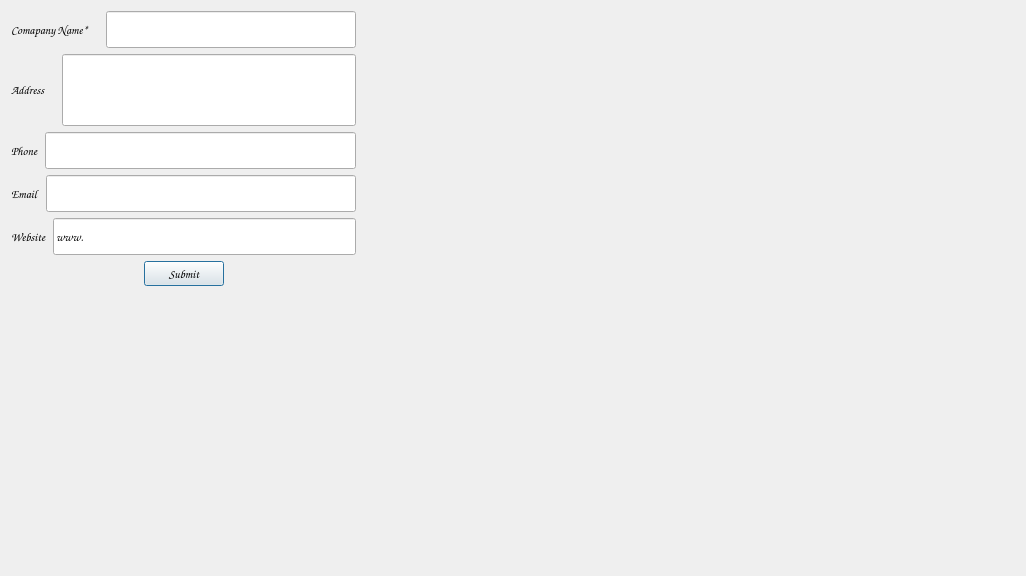
Old version of the form comapnyinfo.ui in the repository sunny1304/zues_inventory_management.
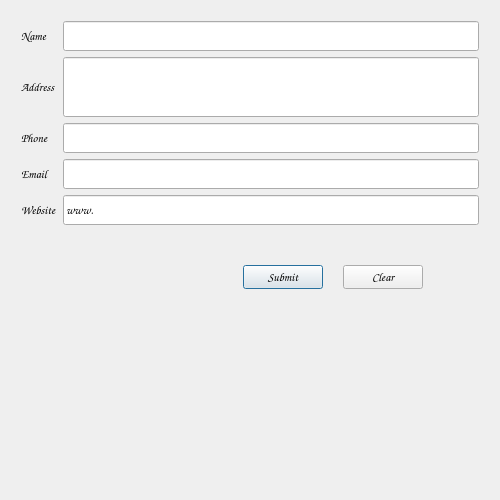
New version of the form.

Commit message: updated the company and vendor form

```diff
--- a/comapnyinfo.ui
+++ b/comapnyinfo.ui
@@ -6,8 +6,8 @@
    <rect>
     <x>0</x>
     <y>0</y>
-    <width>1026</width>
-    <height>576</height>
+    <width>500</width>
+    <height>500</height>
    </rect>
   </property>
   <property name="font">
@@ -25,173 +25,132 @@
   <property name="modal">
    <bool>false</bool>
   </property>
+  <layout class="QVBoxLayout" name="verticalLayout">
+   <item>
   <layout class="QFormLayout" name="formLayout">
+     <property name="leftMargin">
+      <number>10</number>
+     </property>
+     <property name="topMargin">
+      <number>10</number>
+     </property>
+     <property name="rightMargin">
+      <number>10</number>
+     </property>
+     <property name="bottomMargin">
+      <number>0</number>
+     </property>
    <item row="0" column="0">
-    <layout class="QVBoxLayout" name="verticalLayout">
-     <item>
-      <layout class="QHBoxLayout" name="horizontalLayout">
-       <item>
         <widget class="QLabel" name="company_name_label">
-         <property name="font">
-          <font>
-           <family>Comic Sans MS</family>
-           <pointsize>9</pointsize>
-          </font>
-         </property>
-         <property name="text">
-          <string>Comapany Name*</string>
-         </property>
-        </widget>
-       </item>
-       <item>
-        <spacer name="horizontalSpacer">
-         <property name="orientation">
-          <enum>Qt::Horizontal</enum>
-         </property>
-         <property name="sizeType">
-          <enum>QSizePolicy::Minimum</enum>
-         </property>
-         <property name="sizeHint" stdset="0">
+       <property name="minimumSize">
           <size>
-           <width>10</width>
-           <height>10</height>
-          </size>
-         </property>
-        </spacer>
-       </item>
-       <item>
+         <width>0</width>
+         <height>30</height>
+        </size>
+       </property>
+       <property name="text">
+        <string>Name</string>
+       </property>
+      </widget>
+     </item>
+     <item row="0" column="1">
         <widget class="QLineEdit" name="company_name">
          <property name="minimumSize">
           <size>
-           <width>250</width>
-           <height>37</height>
+         <width>0</width>
+         <height>30</height>
           </size>
          </property>
         </widget>
        </item>
-      </layout>
-     </item>
-     <item>
-      <layout class="QHBoxLayout" name="horizontalLayout_2">
-       <item>
+     <item row="1" column="0">
         <widget class="QLabel" name="company_address_label">
-         <property name="font">
-          <font>
-           <family>Comic Sans MS</family>
-           <pointsize>9</pointsize>
-           <weight>50</weight>
-           <bold>false</bold>
-           <stylestrategy>PreferAntialias</stylestrategy>
-          </font>
+       <property name="minimumSize">
+        <size>
+         <width>0</width>
+         <height>60</height>
+        </size>
          </property>
          <property name="text">
           <string>Address</string>
          </property>
         </widget>
        </item>
-       <item>
-        <spacer name="horizontalSpacer_2">
-         <property name="orientation">
-          <enum>Qt::Horizontal</enum>
-         </property>
-         <property name="sizeType">
-          <enum>QSizePolicy::Minimum</enum>
-         </property>
-         <property name="sizeHint" stdset="0">
-          <size>
-           <width>10</width>
-           <height>10</height>
-          </size>
-         </property>
-        </spacer>
-       </item>
-       <item>
+     <item row="1" column="1">
         <widget class="QLineEdit" name="company_address">
          <property name="minimumSize">
           <size>
-           <width>250</width>
-           <height>72</height>
+         <width>0</width>
+         <height>60</height>
           </size>
          </property>
         </widget>
        </item>
-      </layout>
-     </item>
-     <item>
-      <layout class="QHBoxLayout" name="horizontalLayout_3">
-       <item>
+     <item row="2" column="0">
         <widget class="QLabel" name="company_phone_label">
-         <property name="font">
-          <font>
-           <family>Comic Sans MS</family>
-           <pointsize>9</pointsize>
-          </font>
+       <property name="minimumSize">
+        <size>
+         <width>0</width>
+         <height>30</height>
+        </size>
          </property>
          <property name="text">
           <string>Phone</string>
          </property>
         </widget>
        </item>
-       <item>
+     <item row="2" column="1">
         <widget class="QLineEdit" name="company_phone">
          <property name="minimumSize">
           <size>
-           <width>250</width>
-           <height>37</height>
+         <width>0</width>
+         <height>30</height>
           </size>
          </property>
         </widget>
        </item>
-      </layout>
-     </item>
-     <item>
-      <layout class="QHBoxLayout" name="horizontalLayout_4">
-       <item>
+     <item row="3" column="0">
         <widget class="QLabel" name="company_email_label">
-         <property name="font">
-          <font>
-           <family>Comic Sans MS</family>
-           <pointsize>9</pointsize>
-          </font>
+       <property name="minimumSize">
+        <size>
+         <width>0</width>
+         <height>30</height>
+        </size>
          </property>
          <property name="text">
           <string>Email</string>
          </property>
         </widget>
        </item>
-       <item>
+     <item row="3" column="1">
         <widget class="QLineEdit" name="company_email">
          <property name="minimumSize">
           <size>
-           <width>250</width>
-           <height>37</height>
+         <width>0</width>
+         <height>30</height>
           </size>
          </property>
         </widget>
        </item>
-      </layout>
-     </item>
-     <item>
-      <layout class="QHBoxLayout" name="horizontalLayout_5">
-       <item>
+     <item row="4" column="0">
         <widget class="QLabel" name="company_website_label">
-         <property name="font">
-          <font>
-           <family>Comic Sans MS</family>
-           <pointsize>9</pointsize>
-          </font>
+       <property name="minimumSize">
+        <size>
+         <width>0</width>
+         <height>30</height>
+        </size>
          </property>
          <property name="text">
           <string>Website</string>
          </property>
         </widget>
        </item>
-       <item>
+     <item row="4" column="1">
         <widget class="QLineEdit" name="company_website">
          <property name="minimumSize">
           <size>
-           <width>250</width>
-           <height>37</height>
+         <width>0</width>
+         <height>30</height>
           </size>
          </property>
          <property name="text">
@@ -202,9 +161,18 @@
       </layout>
      </item>
      <item>
-      <layout class="QHBoxLayout" name="horizontalLayout_6">
+    <layout class="QHBoxLayout" name="horizontalLayout">
+     <property name="spacing">
+      <number>7</number>
+     </property>
+     <property name="rightMargin">
+      <number>66</number>
+     </property>
+     <property name="bottomMargin">
+      <number>200</number>
+     </property>
        <item>
-        <spacer name="horizontalSpacer_3">
+      <spacer name="horizontalSpacer_2">
          <property name="orientation">
           <enum>Qt::Horizontal</enum>
          </property>
@@ -217,41 +185,34 @@
         </spacer>
        </item>
        <item>
-        <widget class="QPushButton" name="company_submit_button">
-         <property name="minimumSize">
-          <size>
-           <width>30</width>
-           <height>25</height>
-          </size>
-         </property>
-         <property name="font">
-          <font>
-           <family>Comic Sans MS</family>
-           <pointsize>9</pointsize>
-          </font>
-         </property>
-         <property name="whatsThis">
-          <string/>
-         </property>
+      <widget class="QPushButton" name="pushButton">
          <property name="text">
           <string>Submit</string>
          </property>
         </widget>
        </item>
        <item>
-        <spacer name="horizontalSpacer_4">
+      <spacer name="horizontalSpacer">
          <property name="orientation">
           <enum>Qt::Horizontal</enum>
          </property>
+       <property name="sizeType">
+        <enum>QSizePolicy::Fixed</enum>
+       </property>
          <property name="sizeHint" stdset="0">
           <size>
-           <width>40</width>
-           <height>20</height>
+         <width>13</width>
+         <height>13</height>
           </size>
          </property>
         </spacer>
        </item>
-      </layout>
+     <item>
+      <widget class="QPushButton" name="pushButton_2">
+       <property name="text">
+        <string>Clear</string>
+       </property>
+      </widget>
      </item>
     </layout>
    </item>
```
Lines whose indentation alone changed are shown as unchanged. The commit also changes 1 other file.
